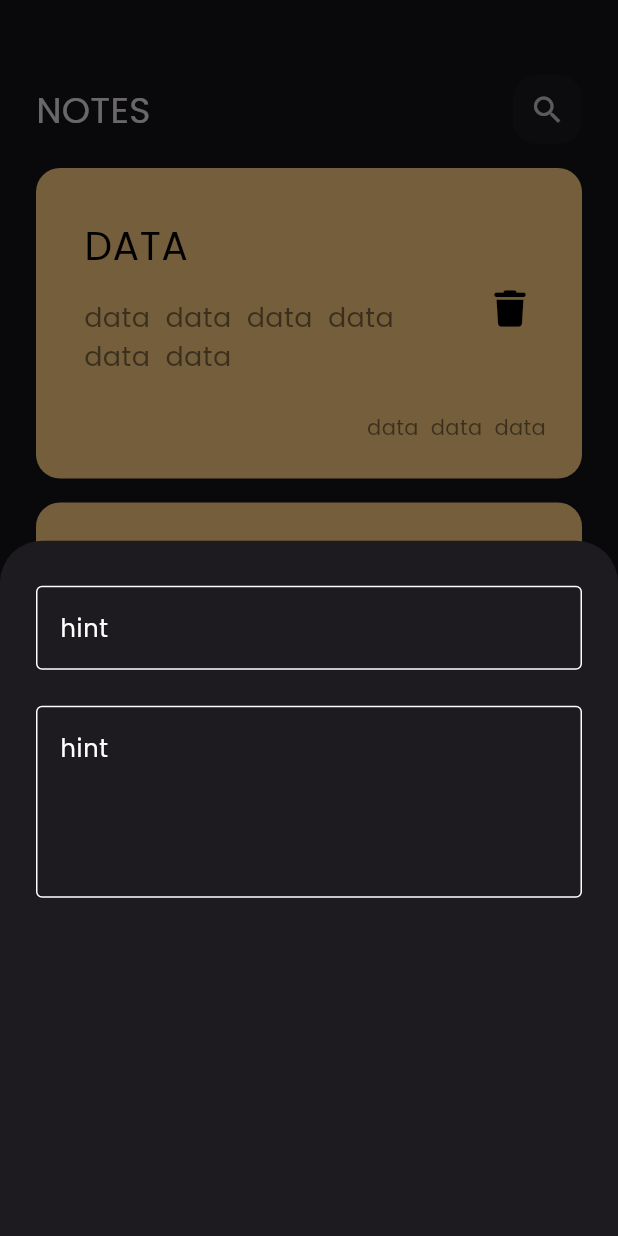
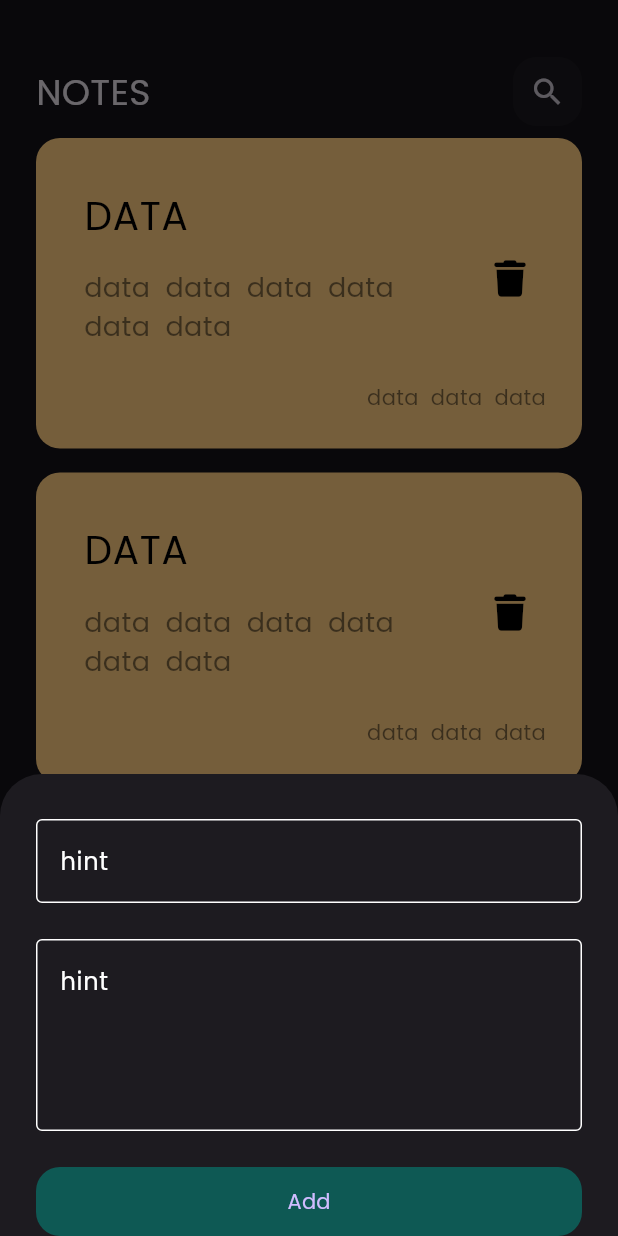
Before and after one commit to MTSH0IT/notes_app, a Flutter app: the screen it shows after launch, after a tap on the "add" icon, on a phone screen of 412 x 824 dp. Run offline on Flutter 3.47's test engine with Material 3 defaults, Android fonts, the phone set to English and light mode, and no system bars; our stand-ins replace font_awesome_flutter.

Commit message:
finish bottom sheet and start create edit notes view

```diff
--- a/lib/main.dart
+++ b/lib/main.dart
@@ -12,6 +12,7 @@ class NotesApp extends StatelessWidget {
 
   Widget build(BuildContext context) {
     return  MaterialApp(
+      debugShowCheckedModeBanner: false,
       theme: ThemeData(brightness: Brightness.dark,fontFamily: "Poppins"),
       home:const NotesView()
     );
--- /dev/null
+++ b/lib/views/edit_notes_view.dart
@@ -0,0 +1,10 @@
+import 'package:flutter/material.dart';
+
+class EditNotesView extends StatelessWidget {
+  const EditNotesView({super.key});
+
+  @override
+  Widget build(BuildContext context) {
+    return  Container();
+  }
+}
--- a/lib/views/notes_view.dart
+++ b/lib/views/notes_view.dart
@@ -21,16 +21,14 @@ class NotesView extends StatelessWidget {
         child: const Icon(Icons.add),
       ),
       body: const Padding(
-        padding: EdgeInsets.symmetric(horizontal: 24),
+        padding: EdgeInsets.symmetric(horizontal: 24,vertical: 8),
         child: Column(
           children: [
-            SizedBox(height: 50),
+            SizedBox(height: 30),
             CustomAppBar(),
             Expanded(
-                child: Padding(
-              padding: EdgeInsets.symmetric(vertical: 16),
               child: NotesListView(),
-            )),
+            ),
           ],
         ),
       ),
--- a/lib/views/widgets/AddBottomSheet.dart
+++ b/lib/views/widgets/AddBottomSheet.dart
@@ -10,14 +10,41 @@ class AddBottomSheet extends StatelessWidget {
   Widget build(BuildContext context) {
     return const Padding(
       padding: EdgeInsets.symmetric(horizontal: 24),
+      child: SingleChildScrollView(
         child: Column(
           children: [
             SizedBox(height: 30),
             CustomTextField(hint: "tital"),
             SizedBox(height: 24),
-          CustomTextField(hint: "data",maxLines: 4,)
+            CustomTextField(
+              hint: "data",
+              maxLines: 4,
+            ),
+            SizedBox(height: 24),
+            CustomButton(),
           ],
+        ),
       ),
     );
   }
 }
+
+class CustomButton extends StatelessWidget {
+  const CustomButton({super.key});
+
+  @override
+  Widget build(BuildContext context) {
+    return Container(
+      height: 46,
+      width: MediaQuery.of(context).size.width,
+      decoration: BoxDecoration(
+        color: Colors.teal.withOpacity(0.5),
+        borderRadius: BorderRadius.circular(16),
+      ),
+      child: TextButton(
+        onPressed: () {},
+        child: const Text("Add"),
+      ),
+    );
+  }
+}
--- a/lib/views/widgets/CustomNoteItem.dart
+++ b/lib/views/widgets/CustomNoteItem.dart
@@ -1,18 +1,25 @@
 import 'package:flutter/material.dart';
 import 'package:font_awesome_flutter/font_awesome_flutter.dart';
+import 'package:notes_app/views/edit_notes_view.dart';
+
 class CustomNoteItem extends StatelessWidget {
   const CustomNoteItem({super.key});
 
   @override
   Widget build(BuildContext context) {
-    return Container(
-      margin:const EdgeInsets.only(bottom: 16),
+    return GestureDetector(
+      onTap: () {
+        Navigator.push(context, MaterialPageRoute(builder: (context) {
+          return const EditNotesView();
+        }));
+      },
+      child: Container(
         decoration: BoxDecoration(
           borderRadius: BorderRadius.circular(16),
           color: Colors.orange[200],
         ),
         child: Padding(
-        padding: const EdgeInsets.only(top: 24, left: 16,bottom: 24),
+          padding: const EdgeInsets.only(top: 24, left: 16, bottom: 24),
           child: Column(
             crossAxisAlignment: CrossAxisAlignment.end,
             children: [
@@ -33,16 +40,23 @@ class CustomNoteItem extends StatelessWidget {
                 ),
                 trailing: IconButton(
                   onPressed: () {},
-                icon: const Icon(FontAwesomeIcons.trash,color: Colors.black,size: 24,),
+                  icon: const Icon(
+                    FontAwesomeIcons.trash,
+                    color: Colors.black,
+                    size: 24,
+                  ),
                 ),
               ),
               Padding(
-              padding:const EdgeInsets.only(right: 24),
-              child: Text("data  data  data",style: TextStyle(
-                fontSize: 14,color: Colors.black.withOpacity(0.5)
-              ),),
+                padding: const EdgeInsets.only(right: 24),
+                child: Text(
+                  "data  data  data",
+                  style: TextStyle(
+                      fontSize: 14, color: Colors.black.withOpacity(0.5)),
+                ),
               )
             ],
+          ),
         ),
       ),
     );
--- a/lib/views/widgets/NotesListView.dart
+++ b/lib/views/widgets/NotesListView.dart
@@ -1,14 +1,19 @@
 import 'package:flutter/material.dart';
 import 'package:notes_app/views/widgets/CustomNoteItem.dart';
+
 class NotesListView extends StatelessWidget {
   const NotesListView({super.key});
 
   @override
   Widget build(BuildContext context) {
     return ListView.builder(
+      itemCount: 5,
       padding: EdgeInsets.zero,
       itemBuilder: (context, index) {
-        return const CustomNoteItem();
+        return const Padding(
+          padding: EdgeInsets.symmetric(vertical: 8),
+          child: CustomNoteItem(),
+        );
       },
     );
   }
```
Lines whose indentation alone changed are shown as unchanged.
